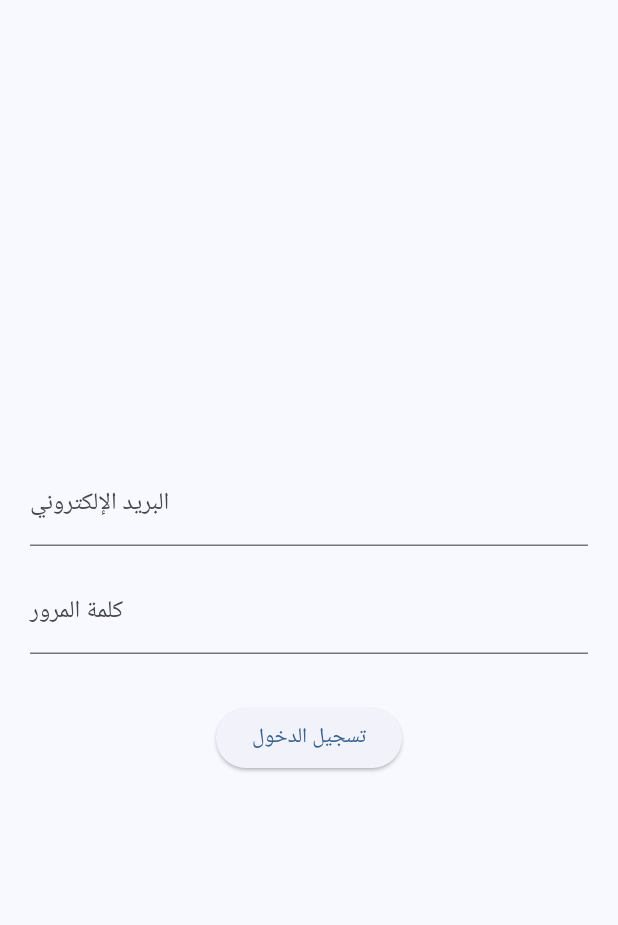
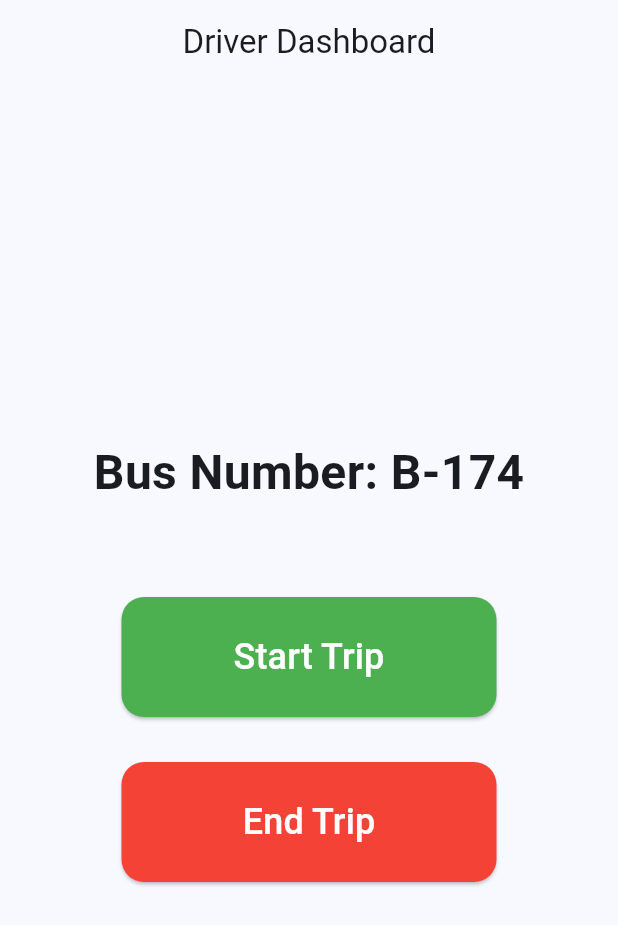
Before and after one commit to IbrahimAlk812/JustBusTracker, a Flutter app: the screen it shows after launch, on a phone screen of 412 x 824 dp. Shown: the top 925 px of the screen. Run offline on Flutter 3.47's test engine with Material 3 defaults, Android fonts, the phone set to English and light mode, and no system bars; our stand-ins replace supabase_flutter; accounts and stored records are empty.

Commit message:
kordi: Finished Driverscreen

```diff
--- a/lib/main.dart
+++ b/lib/main.dart
@@ -3,7 +3,7 @@ import 'package:just_bus_tracker/screens/student/login_screen.dart';
 import 'package:supabase_flutter/supabase_flutter.dart';
 import 'package:just_bus_tracker/screens/student/student_home_screen.dart';
 import 'package:just_bus_tracker/screens/supervisor/supervisor_dashboard.dart';
-
+import 'package:just_bus_tracker/screens/driver/driver_screen.dart';
 void main() async {
   WidgetsFlutterBinding.ensureInitialized();
 
@@ -24,7 +24,7 @@ class MyApp extends StatelessWidget {
       debugShowCheckedModeBanner: false,
       title: 'Just Bus Tracker',
       theme: ThemeData(useMaterial3: true, colorSchemeSeed: Colors.blue),
-      home: const LoginScreen(),
+      home: const DriverScreen(),
     );
   }
 }
--- /dev/null
+++ b/lib/screens/driver/driver_screen.dart
@@ -0,0 +1,74 @@
+import 'package:flutter/material.dart';
+
+class DriverScreen extends StatefulWidget {
+  const DriverScreen({Key? key}) : super(key: key);
+
+  @override
+  State<DriverScreen> createState() => _DriverScreenState();
+}
+
+class _DriverScreenState extends State<DriverScreen> {
+  final String busNumber = "B-174";
+
+  void startTrip() {
+    print("Trip started for bus $busNumber");
+  }
+
+  void endTrip() {
+    print("Trip ended for bus $busNumber");
+  }
+
+  @override
+  Widget build(BuildContext context) {
+    return Scaffold(
+      appBar: AppBar(
+        title: const Text('Driver Dashboard'),
+        centerTitle: true,
+      ),
+      body: Center(
+        child: Column(
+          mainAxisAlignment: MainAxisAlignment.center,
+          children: [
+            Text(
+              'Bus Number: $busNumber',
+              style: const TextStyle(
+                fontSize: 32,
+                fontWeight: FontWeight.bold,
+              ),
+            ),
+            const SizedBox(height: 60),
+            ElevatedButton(
+              onPressed: startTrip,
+              style: ElevatedButton.styleFrom(
+                backgroundColor: Colors.green,
+                minimumSize: const Size(250, 80),
+                shape: RoundedRectangleBorder(
+                  borderRadius: BorderRadius.circular(15),
+                ),
+              ),
+              child: const Text(
+                'Start Trip',
+                style: TextStyle(fontSize: 24, color: Colors.white),
+              ),
+            ),
+            const SizedBox(height: 30),
+            ElevatedButton(
+              onPressed: endTrip,
+              style: ElevatedButton.styleFrom(
+                backgroundColor: Colors.red,
+                minimumSize: const Size(250, 80),
+                shape: RoundedRectangleBorder(
+                  borderRadius: BorderRadius.circular(15),
+                ),
+              ),
+              child: const Text(
+                'End Trip',
+                style: TextStyle(fontSize: 24, color: Colors.white),
+              ),
+            ),
+          ],
+        ),
+      ),
+    );
+  }
+}
```
Also changed, not shown: 1 other file.
